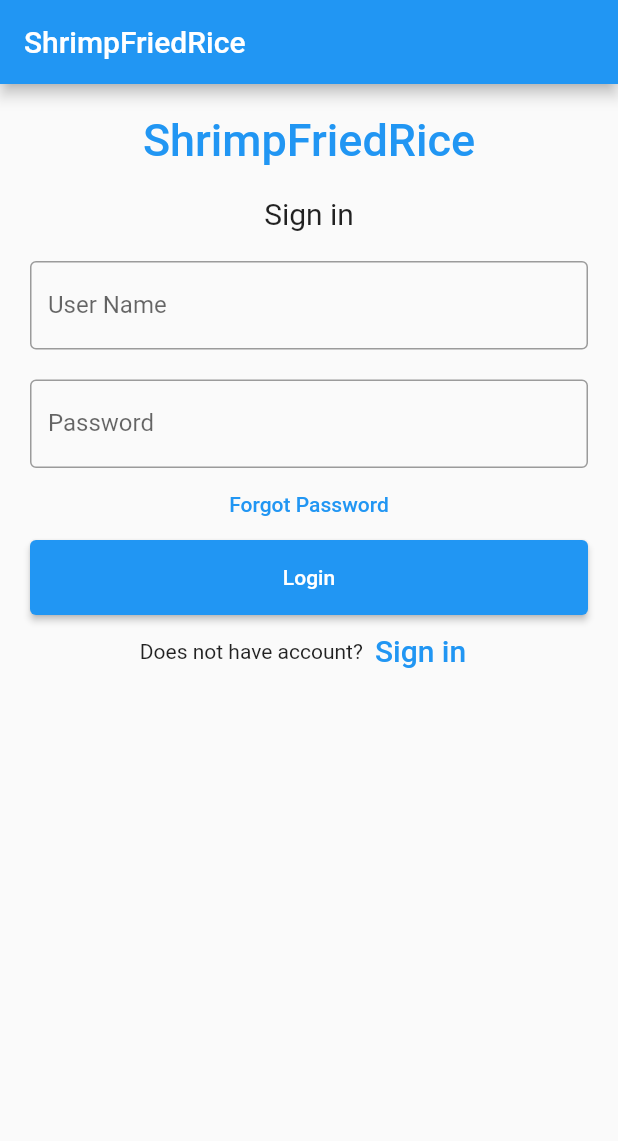
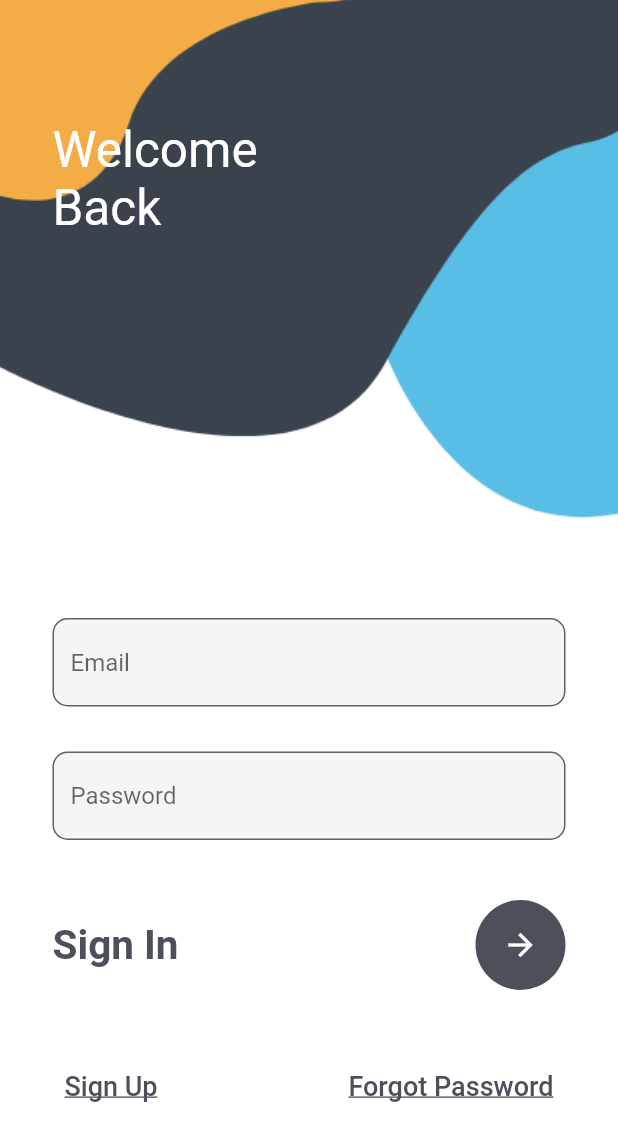
Before and after one commit to AnthonyLimanto/SEPT_Project, a Flutter app: the screen it shows after launch, on a phone screen of 412 x 824 dp. Shown: the top 1141 px of the screen. Run offline on Flutter 3.47's test engine with Material 2 defaults, Android fonts, the phone set to English and light mode, and no system bars.

Commit message:
Created a second page for login and register
Having multiple pages allowing to edit later on

```diff
--- /dev/null
+++ b/shrimpfriedrice/lib/login.dart
@@ -0,0 +1,125 @@
+import 'package:flutter/material.dart';
+
+class Login extends StatefulWidget {
+  const Login({Key? key}) : super(key: key);
+
+  @override
+  LoginState createState() => LoginState();
+}
+
+class LoginState extends State<Login> {
+  @override
+  Widget build(BuildContext context) {
+    return Container(
+      decoration: const BoxDecoration(
+        image: DecorationImage(
+          image: AssetImage('assets/images/login.png'),
+          fit: BoxFit.cover,
+          scale: 1.0,
+        ),
+      ),
+      child: Scaffold(
+        backgroundColor: Colors.transparent,
+        body: Stack(children: [
+          Container(
+            padding: const EdgeInsets.only(left: 35, top: 80),
+            child: const Text(
+              "Welcome\nBack",
+              style: TextStyle(color: Colors.white, fontSize: 33),
+            ),
+          ),
+          SingleChildScrollView(
+            child: Container(
+              padding: EdgeInsets.only(
+                  right: 35,
+                  left: 35,
+                  top: MediaQuery.of(context).size.height * 0.5),
+              child: Column(children: [
+                TextField(
+                  decoration: InputDecoration(
+                    fillColor: Colors.grey.shade100,
+                    filled: true,
+                    hintText: 'Email',
+                    border: OutlineInputBorder(
+                      borderRadius: BorderRadius.circular(10),
+                    ),
+                  ),
+                ),
+                const SizedBox(
+                  height: 30,
+                ),
+                TextField(
+                  obscureText: true,
+                  decoration: InputDecoration(
+                    fillColor: Colors.grey.shade100,
+                    filled: true,
+                    hintText: 'Password',
+                    border: OutlineInputBorder(
+                      borderRadius: BorderRadius.circular(10),
+                    ),
+                  ),
+                ),
+                const SizedBox(
+                  height: 40,
+                ),
+                Row(
+                  mainAxisAlignment: MainAxisAlignment.spaceBetween,
+                  children: [
+                    const Text(
+                      'Sign In',
+                      style: TextStyle(
+                        color: Color(0xff4c505b),
+                        fontSize: 27,
+                        fontWeight: FontWeight.w700,
+                      ),
+                    ),
+                    CircleAvatar(
+                      radius: 30,
+                      backgroundColor: const Color(0xff4c505b),
+                      child: IconButton(
+                        color: Colors.white,
+                        onPressed: () {},
+                        icon: const Icon(Icons.arrow_forward),
+                      ),
+                    ),
+                  ],
+                ),
+                const SizedBox(
+                  height: 40,
+                ),
+                Row(
+                    mainAxisAlignment: MainAxisAlignment.spaceBetween,
+                    children: [
+                      TextButton(
+                        onPressed: () {
+                          Navigator.pushNamed(context, 'register');
+                        },
+                        child: const Text(
+                          'Sign Up',
+                          style: TextStyle(
+                            decoration: TextDecoration.underline,
+                            fontSize: 18,
+                            color: Color(0xff4c505b),
+                          ),
+                        ),
+                      ),
+                      TextButton(
+                        onPressed: () {},
+                        child: const Text(
+                          'Forgot Password',
+                          style: TextStyle(
+                            decoration: TextDecoration.underline,
+                            fontSize: 18,
+                            color: Color(0xff4c505b),
+                          ),
+                        ),
+                      ),
+                    ]),
+              ]),
+            ),
+          ),
+        ]),
+      ),
+    );
+  }
+}
--- a/shrimpfriedrice/lib/main.dart
+++ b/shrimpfriedrice/lib/main.dart
@@ -1,113 +1,15 @@
 import 'package:flutter/material.dart';
+import 'package:shrimpfriedrice/login.dart';
+import 'package:shrimpfriedrice/register.dart';
 
-void main() => runApp(const MyApp());
-
-class MyApp extends StatelessWidget {
-  const MyApp({Key? key}) : super(key: key);
-
-  static const String _title = 'ShrimpFriedRice';
-
-  @override
-  Widget build(BuildContext context) {
-    return MaterialApp(
-      title: _title,
-      home: Scaffold(
-        appBar: AppBar(title: const Text(_title)),
-        body: const MyStatefulWidget(),
-      ),
-    );
-  }
+void main() {
+  runApp(
+    MaterialApp(
+        debugShowCheckedModeBanner: false,
+        initialRoute: 'login',
+        routes: {
+          'login': (context) => const Login(),
+          'register': (context) => const Register(),
+        }),
+  );
 }
-
-class MyStatefulWidget extends StatefulWidget {
-  const MyStatefulWidget({Key? key}) : super(key: key);
-
-  @override
-  State<MyStatefulWidget> createState() => _MyStatefulWidgetState();
-}
-
-class _MyStatefulWidgetState extends State<MyStatefulWidget> {
-  TextEditingController nameController = TextEditingController();
-  TextEditingController passwordController = TextEditingController();
-
-  @override
-  Widget build(BuildContext context) {
-    return Padding(
-        padding: const EdgeInsets.all(10),
-        child: ListView(
-          children: <Widget>[
-            Container(
-                alignment: Alignment.center,
-                padding: const EdgeInsets.all(10),
-                child: const Text(
-                  'ShrimpFriedRice',
-                  style: TextStyle(
-                      color: Colors.blue,
-                      fontWeight: FontWeight.w500,
-                      fontSize: 30),
-                )),
-            Container(
-                alignment: Alignment.center,
-                padding: const EdgeInsets.all(10),
-                child: const Text(
-                  'Sign in',
-                  style: TextStyle(fontSize: 20),
-                )),
-            Container(
-              padding: const EdgeInsets.all(10),
-              child: TextField(
-                controller: nameController,
-                decoration: const InputDecoration(
-                  border: OutlineInputBorder(),
-                  labelText: 'User Name',
-                ),
-              ),
-            ),
-            Container(
-              padding: const EdgeInsets.fromLTRB(10, 10, 10, 0),
-              child: TextField(
-                obscureText: true,
-                controller: passwordController,
-                decoration: const InputDecoration(
-                  border: OutlineInputBorder(),
-                  labelText: 'Password',
-                ),
-              ),
-            ),
-            TextButton(
-              onPressed: () {
-                //forgot password screen
-              },
-              child: const Text(
-                'Forgot Password',
-              ),
-            ),
-            Container(
-                height: 50,
-                padding: const EdgeInsets.fromLTRB(10, 0, 10, 0),
-                child: ElevatedButton(
-                  child: const Text('Login'),
-                  onPressed: () {
-                    print(nameController.text);
-                    print(passwordController.text);
-                  },
-                )),
-            Row(
-              mainAxisAlignment: MainAxisAlignment.center,
-              children: <Widget>[
-                const Text('Does not have account?'),
-                TextButton(
-                  child: const Text(
-                    'Sign in',
-                    style: TextStyle(fontSize: 20),
-                  ),
-                  onPressed: () {
-                    //signup screen
-                  },
-                )
-              ],
-            ),
-          ],
-        ));
-  }
-}
--- a/shrimpfriedrice/pubspec.yaml
+++ b/shrimpfriedrice/pubspec.yaml
@@ -58,9 +58,9 @@
   uses-material-design: true
 
   # To add assets to your application, add an assets section, like this:
-  # assets:
-  #   - images/a_dot_burr.jpeg
-  #   - images/a_dot_ham.jpeg
+  assets:
+    - assets/images/login.png
+    - assets/images/register.png
 
   # An image asset can refer to one or more resolution-specific "variants", see
   # https://flutter.dev/assets-and-images/#resolution-aware
```
Also changed, not shown: shrimpfriedrice/lib/register.dart (added, +142 -0 lines), shrimpfriedrice/assets/images/login.png (added), shrimpfriedrice/assets/images/register.png (added), 1 other file.
